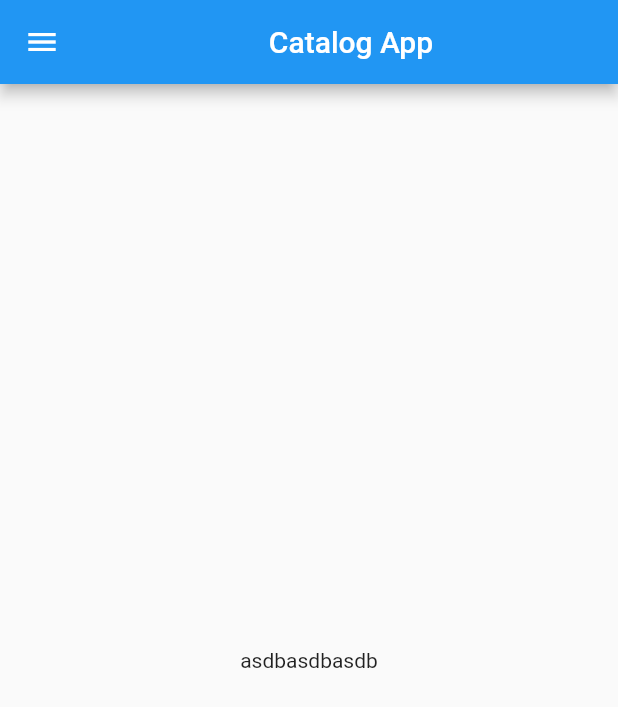
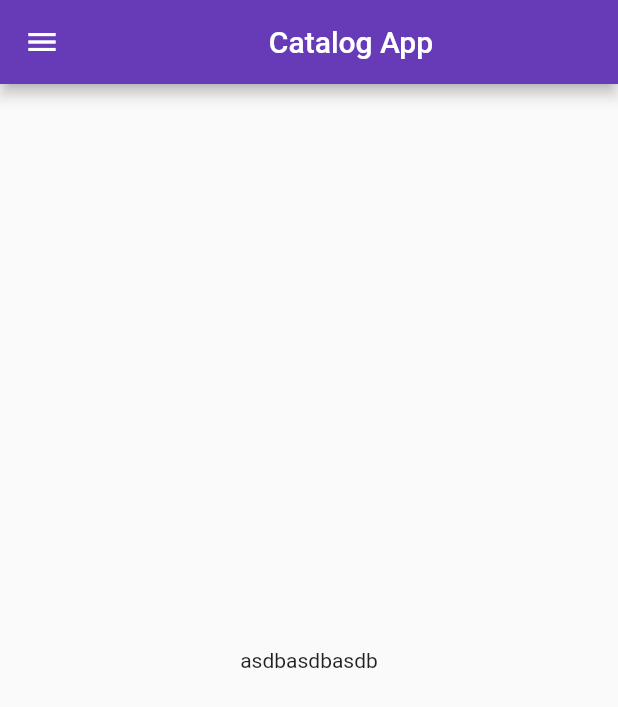
Before and after one commit to alihusainsorathiya/flutter_catalog, a Flutter app: the screen it shows after launch, on a phone screen of 412 x 824 dp. Shown: the top 707 px of the screen. Run offline on Flutter 3.47's test engine with Material 2 defaults, Android fonts, the phone set to English and light mode, and no system bars.

Commit message:
day 3 Completed

```diff
--- a/lib/main.dart
+++ b/lib/main.dart
@@ -1,5 +1,6 @@
 import 'package:flutter/material.dart';
-import 'package:flutter_catalog/homepage.dart';
+import 'package:flutter_catalog/pages/homepage.dart';
+import 'package:flutter_catalog/pages/loginpage.dart';
 
 void main() {
   runApp(MyApp());
@@ -9,7 +10,16 @@ class MyApp extends StatelessWidget {
   @override
   Widget build(BuildContext context) {
     return MaterialApp(
-      home: Homepage(),
+      // home: Homepage(),
+      themeMode: ThemeMode.light,
+      theme: ThemeData(primarySwatch: Colors.deepPurple),
+      darkTheme: ThemeData(brightness: Brightness.dark),
+      initialRoute: "/home",
+      routes: {
+        "/": (context) => LoginPage(),
+        "/home": (context) => Homepage(),
+        "/login": (context) => LoginPage(),
+      },
     );
   }
 }
```
Also changed, not shown: lib/pages/loginpage.dart (added, +15 -0 lines), lib/pages/homepage.dart (renamed from lib/homepage.dart).
